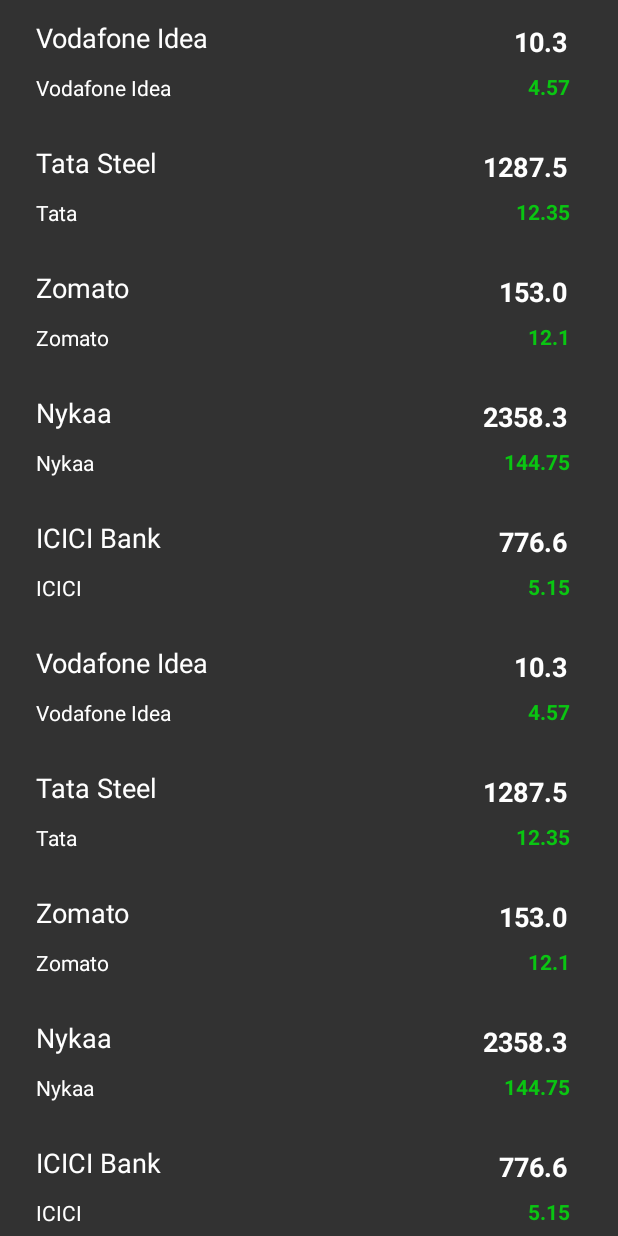
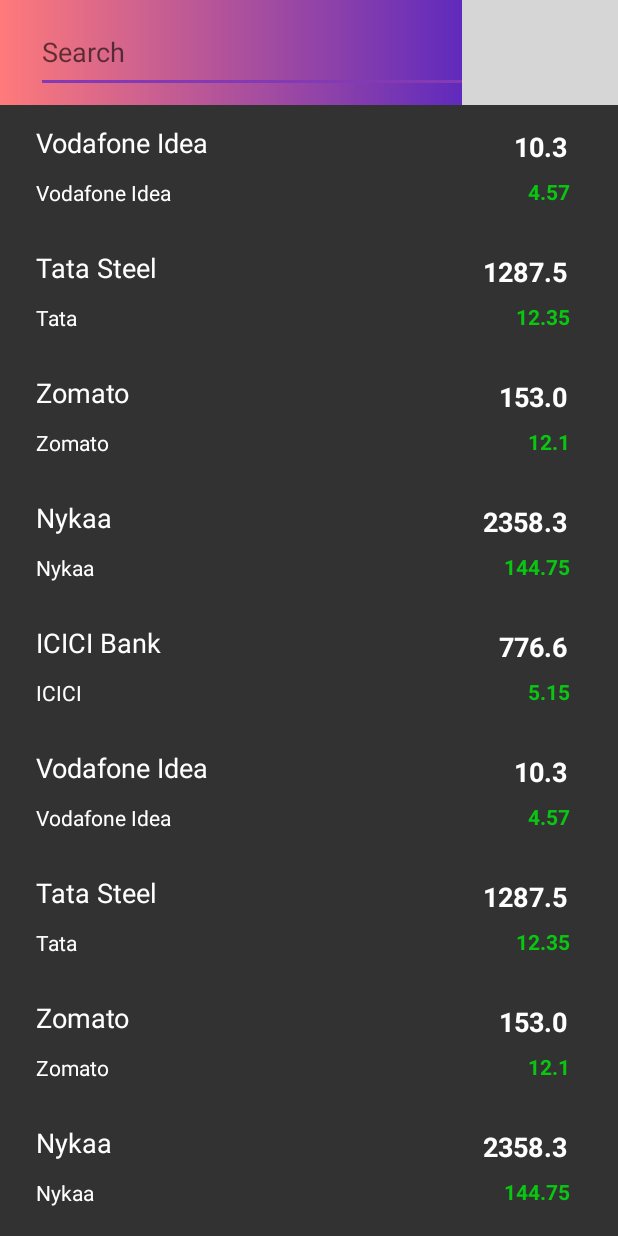
Before and after one commit to abhishekauti/Abhishek_stockz, an Android app: the HomeScreen screen opened directly, with no data from a screen before it, after a tap on "PRACTICE MODE", on a phone screen of 412 x 824 dp. Run offline under Robolectric (Android 15) with nearby library versions, the light colour scheme and no system bars; libraries missing offline, so code that uses them is left out: com.razorpay; grey boxes are pictures that could not be loaded.

Commit message:
payment gateway added

```diff
--- a/app/build.gradle
+++ b/app/build.gradle
@@ -13,7 +13,7 @@
 
     defaultConfig {
         applicationId "com.main.app"
-        minSdkVersion 16
+        minSdkVersion 19
         targetSdkVersion 30
         versionCode 1
         versionName "1.0"
@@ -64,4 +64,7 @@
     testImplementation 'junit:junit:4.+'
     androidTestImplementation 'androidx.test.ext:junit:1.1.3'
     androidTestImplementation 'androidx.test.espresso:espresso-core:3.4.0'
+
+    //payment gateway - razorpay
+    implementation 'com.razorpay:checkout:1.6.12'
 }
--- a/app/src/main/java/com/main/app/DataSource.kt
+++ b/app/src/main/java/com/main/app/DataSource.kt
@@ -8,8 +8,8 @@
             val list = ArrayList<StockDetail>()
             list.add(
                 StockDetail(
-                "Vodafone Idea","Vodafone Idea",10.30,4.57
-            )
+                    "Vodafone Idea","Vodafone Idea",10.30,4.57
+                )
             )
 
             list.add(StockDetail(
--- a/app/src/main/java/com/main/app/fragments/homeFragments/HomeScreen.kt
+++ b/app/src/main/java/com/main/app/fragments/homeFragments/HomeScreen.kt
@@ -2,15 +2,19 @@
 
 import android.content.Intent
 import android.os.Bundle
+import android.util.Log
 import androidx.fragment.app.Fragment
 import android.view.LayoutInflater
 import android.view.View
 import android.view.ViewGroup
 import android.widget.Button
+import android.widget.Toast
+import com.main.app.PaymentGateway
 import com.main.app.PracticeMode
 import com.main.app.R
+import com.razorpay.PaymentResultListener
 
-class HomeScreen : Fragment(), View.OnClickListener {
+class HomeScreen : Fragment(), View.OnClickListener ,PaymentResultListener{
 
     override fun onCreate(savedInstanceState: Bundle?) {
         super.onCreate(savedInstanceState)
@@ -24,14 +28,30 @@
         // Inflate the layout for this fragment
         val view = inflater.inflate(R.layout.fragment_home_screen, container, false)
         val practiceMode = view.findViewById<Button>(R.id.practice_mode)
+        val pay = view.findViewById<Button>(R.id.payment)
         practiceMode.setOnClickListener(this)
+        pay.setOnClickListener(this)
         return view;
     }
 
     override fun onClick(v: View?) {
-        if(v != null && v.id == R.id.practice_mode){
+        if(v != null && v.id == R.id.payment){
+            Log.d("Demo","Pay Clicked")
+            PaymentGateway.pay(100, requireActivity())
+        }
+        else if(v != null && v.id == R.id.practice_mode){
+            Log.d("Demo","Practice Mode Clicked")
             val intent = Intent(activity, PracticeMode::class.java)
             startActivity(intent)
         }
+
     }
+    override fun onPaymentSuccess(p0: String?) {
+        Toast.makeText(activity,"Payment Successful"+p0, Toast.LENGTH_LONG).show()
+    }
+    override fun onPaymentError(p0: Int, p1: String?) {
+        Toast.makeText(activity,"Payment UnSuccessful"+p1, Toast.LENGTH_LONG).show()
+    }
+
+
 }
--- a/app/src/main/res/layout/practice_mode_s.xml
+++ b/app/src/main/res/layout/practice_mode_s.xml
@@ -5,13 +5,54 @@
     android:layout_width="match_parent"
     android:layout_height="match_parent">
 
+    <com.google.android.material.appbar.MaterialToolbar
+        android:id="@+id/toolbar_practicemode"
+        android:layout_width="match_parent"
+        android:layout_height="70dp"
+        android:background="@drawable/header_gradient"
+        app:layout_constraintBottom_toTopOf="@+id/rv_stocks_list"
+        app:layout_constraintStart_toStartOf="parent"
+        app:layout_constraintTop_toTopOf="parent" >
+
+        <androidx.constraintlayout.widget.ConstraintLayout
+            android:layout_width="match_parent"
+            android:layout_height="match_parent"
+            >
+
+            <EditText
+                android:id="@+id/et_search"
+                android:layout_width="300dp"
+                android:layout_height="match_parent"
+                android:hint="Search"
+                android:layout_marginLeft="8dp"
+                android:layout_marginTop="8dp"
+                android:layout_marginBottom="8dp"
+                app:layout_constraintBottom_toBottomOf="parent"
+                app:layout_constraintStart_toStartOf="parent"
+                app:layout_constraintTop_toTopOf="parent" />
+
+            <ImageButton
+                android:id="@+id/ibtn_search"
+                android:layout_width="wrap_content"
+                android:layout_height="wrap_content"
+                android:src="@drawable/ibtn_search"
+                app:layout_constraintBottom_toBottomOf="parent"
+                app:layout_constraintEnd_toEndOf="parent"
+                app:layout_constraintStart_toEndOf="@+id/et_search"
+                app:layout_constraintTop_toTopOf="parent" />
+
+        </androidx.constraintlayout.widget.ConstraintLayout>
+
+
+    </com.google.android.material.appbar.MaterialToolbar>
+
     <androidx.recyclerview.widget.RecyclerView
         android:id="@+id/rv_stocks_list"
         android:layout_width="match_parent"
-        android:layout_height="match_parent"
+        android:layout_height="0dp"
         app:layout_constraintBottom_toBottomOf="parent"
         app:layout_constraintEnd_toEndOf="parent"
         app:layout_constraintStart_toStartOf="parent"
-        app:layout_constraintTop_toTopOf="parent" />
+        app:layout_constraintTop_toBottomOf="@+id/toolbar_practicemode" />
 
 </androidx.constraintlayout.widget.ConstraintLayout>
```
Also changed, not shown: app/src/main/AndroidManifest.xml (+6 -7 lines), app/src/main/java/com/main/app/PaymentGateway.kt (added, +27 -0 lines), app/src/main/res/layout/fragment_home_screen.xml (+10 -1 lines).
